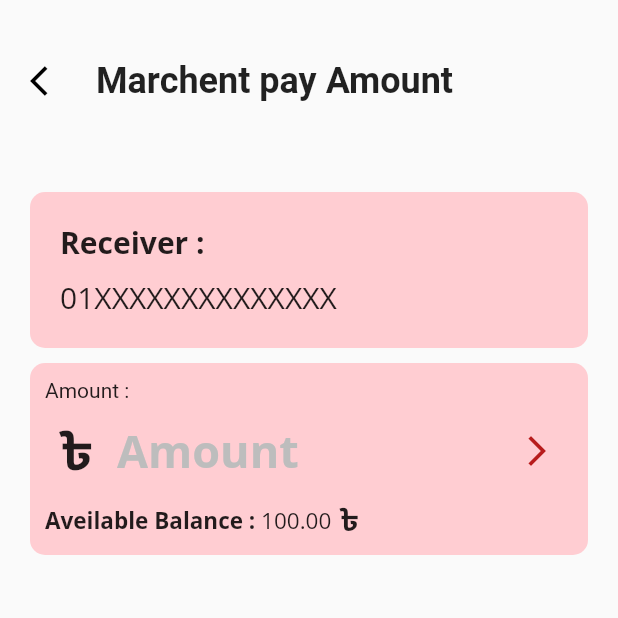
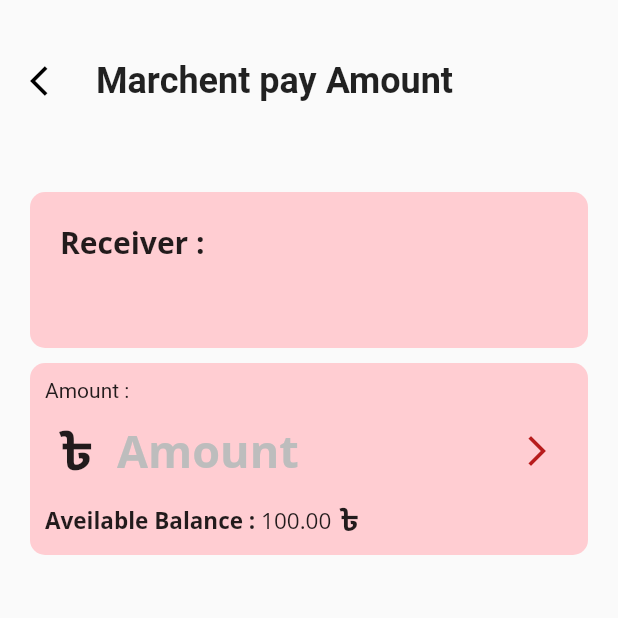
Before and after one commit to NafimAhmed/Paymentsall, a Flutter app: the MerchantPayPage screen opened directly, after a tap on "Next", on a phone screen of 412 x 824 dp, the top half of it. Run offline on Flutter 3.47's test engine with Material 2 defaults, Android fonts, the phone set to English and light mode, and no system bars; our stand-ins replace animated_splash_screen, barcode_widget, flutter_contacts, fluttertoast, get, getwidget and 2 more; missing offline and left inert: qr_code_scanner.

Commit message:
nafim marchent pay connected 10:25am 26/02/2023

```diff
--- a/lib/Screens/Home/Merchant Pay.dart
+++ b/lib/Screens/Home/Merchant Pay.dart
@@ -24,7 +24,8 @@ class _MerchantPayPageState extends State<MerchantPayPage> {
         elevation: 0.0,
       ),
       backgroundColor: Color(0xFFFFF8F8),
-      body: Padding(
+      body: SingleChildScrollView(
+        child: Padding(
           padding: const EdgeInsets.all(16.0),
           child: Column(
             crossAxisAlignment: CrossAxisAlignment.center,
@@ -112,7 +113,7 @@ class _MerchantPayPageState extends State<MerchantPayPage> {
                                 context,
                                 MaterialPageRoute(
                                   builder: (context) {
-                                  return MarchentPayAmount();
+                                    return MarchentPayAmount(reveiverNumb: _mobileNo.text.toString(),);
                                   },
                                 ),
                               );
@@ -131,6 +132,7 @@ class _MerchantPayPageState extends State<MerchantPayPage> {
             ],
           ),
         ),
+      ),
     );
   }
 }
--- a/lib/Screens/marchent_pay_all/marchent_pay_amount.dart
+++ b/lib/Screens/marchent_pay_all/marchent_pay_amount.dart
@@ -8,6 +8,16 @@ import 'package:payments_all_app/utils/app_layout.dart';
 
 class MarchentPayAmount extends StatelessWidget
 {
+
+  final String reveiverNumb;
+
+  MarchentPayAmount({super.key, required this.reveiverNumb});
+
+  TextEditingController _mobileNo=TextEditingController();
+
+
+
+
   @override
   Widget build(BuildContext context) {
     // TODO: implement build
@@ -52,7 +62,7 @@ class MarchentPayAmount extends StatelessWidget
                 ),
                 SizedBox(height: 10,),
 
-                Text("01XXXXXXXXXXXXXX",
+                Text(reveiverNumb,
                   style: GoogleFonts.openSans(
                     fontSize: 20,
                   ),
@@ -76,7 +86,7 @@ class MarchentPayAmount extends StatelessWidget
                 Text("Amount : "),
 
                 TextField(
-                  //controller: _mobileNo,
+                  controller: _mobileNo,
                   keyboardType: TextInputType.number,
                   cursorColor: Colors.red.shade900,
                   style: GoogleFonts.openSans(
@@ -104,7 +114,7 @@ class MarchentPayAmount extends StatelessWidget
                             context,
                             MaterialPageRoute(
                               builder: (context) {
-                                return MarchentPayPin();
+                                return MarchentPayPin(receiverNumb: reveiverNumb,amount: _mobileNo.text.toString(),);
                               },
                             ),
                           );
```
Also changed, not shown: lib/Screens/marchent_pay_all/marchent_pay_pin.dart (+18 -5 lines), lib/Screens/marchent_pay_all/marchentpay_confirmation.dart (+10 -3 lines). Lines whose indentation alone changed are shown as unchanged.
